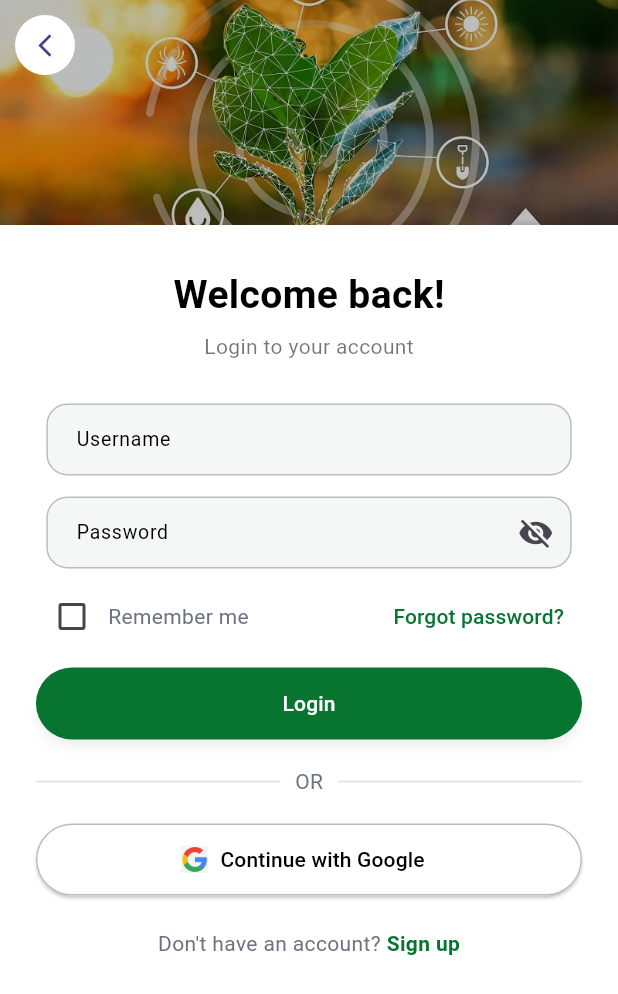
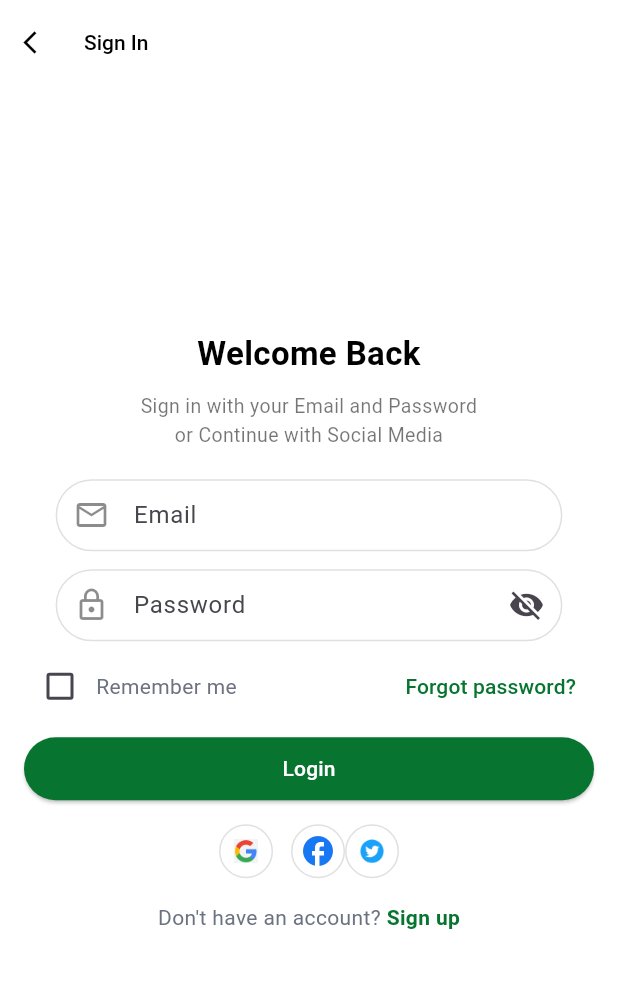
Before and after one commit to nykendelpitiya/GrowWise-mobile-app, a Flutter app: the LoginScreen screen opened directly, on a phone screen of 412 x 824 dp. Shown: the top 994 px of the screen. Run offline on Flutter 3.47's test engine with Material 3 defaults, Android fonts, the phone set to English and light mode, and no system bars.

Commit message:
Add auth screens UI updates

```diff
--- a/lib/features/auth/presentation/login_screen.dart
+++ b/lib/features/auth/presentation/login_screen.dart
@@ -1,5 +1,6 @@
 import 'package:flutter/material.dart';
 import 'package:growwise_mobile_app/core/constants/app_colors.dart';
+import 'package:growwise_mobile_app/features/onboarding/presentation/onboarding_screen.dart';
 import 'package:growwise_mobile_app/features/auth/presentation/register_screen.dart';
 
 class LoginScreen extends StatefulWidget {
@@ -10,7 +11,7 @@ class LoginScreen extends StatefulWidget {
 }
 
 class _LoginScreenState extends State<LoginScreen> {
-  final usernameController = TextEditingController();
+  final emailController = TextEditingController();
   final passwordController = TextEditingController();
 
   bool obscurePassword = true;
@@ -20,9 +21,13 @@ class _LoginScreenState extends State<LoginScreen> {
   void login() async {
     FocusScope.of(context).unfocus();
 
-    if (usernameController.text.isEmpty ||
-        passwordController.text.isEmpty) {
-      _showError("Please enter username and password");
+    if (emailController.text.isEmpty || passwordController.text.isEmpty) {
+      _showError("Please enter email and password");
+      return;
+    }
+
+    if (!emailController.text.contains("@")) {
+      _showError("Please enter a valid email");
       return;
     }
 
@@ -30,10 +35,10 @@ class _LoginScreenState extends State<LoginScreen> {
 
     await Future.delayed(const Duration(seconds: 2));
 
-    if (usernameController.text != "testuser" ||
+    if (emailController.text != "testuser@example.com" ||
         passwordController.text != "Test@123") {
       setState(() => isLoading = false);
-      _showError("Invalid username or password");
+      _showError("Invalid email or password");
       return;
     }
 
@@ -55,87 +60,101 @@ class _LoginScreenState extends State<LoginScreen> {
     return Scaffold(
       resizeToAvoidBottomInset: true,
       backgroundColor: Colors.white,
-      body: SafeArea(
-        child: SingleChildScrollView(
-          padding: EdgeInsets.only(
-            bottom: MediaQuery.of(context).viewInsets.bottom,
+
+      /// ✅ UPDATED APPBAR
+      appBar: AppBar(
+        backgroundColor: Colors.white,
+        elevation: 0,
+        leadingWidth: 40,
+        leading: IconButton(
+          icon: const Icon(
+            Icons.arrow_back_ios_new,
+            size: 18,
+            color: Colors.black,
           ),
-          child: Column(
-            children: [
-
-              /// IMAGE
-              SizedBox(
-                height: 150,
-                width: double.infinity,
-                child: Stack(
-                  fit: StackFit.expand,
-                  children: [
-                    Image.asset(
-                      "assets/images/auth-img.png",
-                      fit: BoxFit.cover,
+          onPressed: () {
+            Navigator.pushReplacement(
+              context,
+              MaterialPageRoute(
+                builder: (_) => const OnboardingScreen(initialPage: 2),
               ),
-                    Container(color: Colors.black.withOpacity(0.25)),
-
-                    Positioned(
-                      top: 10,
-                      left: 10,
-                      child: CircleAvatar(
-                        backgroundColor: Colors.white,
-                        child: IconButton(
-                          icon: const Icon(Icons.arrow_back_ios_new, size: 18),
-                          onPressed: () => Navigator.pop(context),
+            );
+          },
+        ),
+        title: const Text(
+          "Sign In",
+          style: TextStyle(
+            fontSize: 14,
+            fontWeight: FontWeight.w500,
+            color: Colors.black,
           ),
         ),
-                    ),
-                  ],
-                ),
+        centerTitle: false,
       ),
 
+      body: SafeArea(
+        child: LayoutBuilder(
+          builder: (context, constraints) {
+            return SingleChildScrollView(
+              padding: EdgeInsets.fromLTRB(
+                16,
+                16,
+                16,
+                MediaQuery.of(context).viewInsets.bottom + 16,
+              ),
+              child: ConstrainedBox(
+                constraints: BoxConstraints(minHeight: constraints.maxHeight),
+                child: Center(
+                  child: ConstrainedBox(
+                    constraints: const BoxConstraints(maxWidth: 420),
 
-              Container(
-                width: double.infinity,
-                padding: const EdgeInsets.symmetric(vertical: 28),
-                decoration: const BoxDecoration(
-                  color: Colors.white,
-                  borderRadius: BorderRadius.vertical(top: Radius.circular(30)),
-                ),
+                    /// ✅ MOVE UP LITTLE
+                    child: Transform.translate(
+                      offset: const Offset(0, -35),
+
                       child: Column(
+                        mainAxisAlignment: MainAxisAlignment.center,
                         children: [
-
                           const Text(
-                      "Welcome back!",
+                            "Welcome Back",
+                            textAlign: TextAlign.center,
                             style: TextStyle(
-                        fontSize: 26,
+                              fontSize: 22,
                               fontWeight: FontWeight.bold,
                               color: Colors.black,
                             ),
                           ),
 
-                    const SizedBox(height: 6),
+                          const SizedBox(height: 10),
 
                           const Text(
-                      "Login to your account",
-                      style: TextStyle(color: Colors.black54),
+                            "Sign in with your Email and Password\nor Continue with Social Media",
+                            textAlign: TextAlign.center,
+                            style: TextStyle(
+                              color: Colors.black54,
+                              fontSize: 13,
+                            ),
                           ),
 
-                    const SizedBox(height: 28),
+                          const SizedBox(height: 20),
 
-                    Padding(
-                      padding: const EdgeInsets.symmetric(horizontal: 24), // 👈 reduced padding
-                      child: Column(
-                        children: [
+                          _field(
+                            "Email",
+                            controller: emailController,
+                            keyboardType: TextInputType.emailAddress,
+                            icon: Icons.email_outlined,
+                          ),
 
-                          _field("Username", controller: usernameController),
-
-                          const SizedBox(height: 14),
+                          const SizedBox(height: 12),
 
                           _field(
                             "Password",
                             controller: passwordController,
                             isPassword: true,
+                            icon: Icons.lock_outline,
                           ),
 
-                          const SizedBox(height: 8),
+                          const SizedBox(height: 6),
 
                           Row(
                             children: [
@@ -160,75 +179,62 @@ class _LoginScreenState extends State<LoginScreen> {
 
                           const SizedBox(height: 10),
 
-
                           SizedBox(
                             width: double.infinity,
-                            height: 48,
+                            height: 42,
                             child: ElevatedButton(
                               onPressed: isLoading ? null : login,
                               style: ElevatedButton.styleFrom(
                                 backgroundColor: AppColors.primary,
-                                elevation: 3,
-                                shadowColor: Colors.black26,
                                 shape: RoundedRectangleBorder(
                                   borderRadius: BorderRadius.circular(30),
                                 ),
-                              ).copyWith(
-                                overlayColor: MaterialStateProperty.all(
-                                  Colors.white.withOpacity(0.1),
-                                ),
                               ),
                               child: isLoading
-                                  ? const CircularProgressIndicator(color: Colors.white)
+                                  ? const SizedBox(
+                                      height: 16,
+                                      width: 16,
+                                      child: CircularProgressIndicator(
+                                        strokeWidth: 2,
+                                        color: Colors.white,
+                                      ),
+                                    )
                                   : const Text("Login"),
                             ),
                           ),
 
-                          const SizedBox(height: 18),
+                          const SizedBox(height: 16),
 
-
+                          /// SOCIAL ICONS (keep/remove oyata oni nam kiyanna)
                           Row(
+                            mainAxisAlignment: MainAxisAlignment.center,
                             children: [
-                              Expanded(child: Divider(color: Colors.grey.shade300)),
-                              const Padding(
-                                padding: EdgeInsets.symmetric(horizontal: 10),
-                                child: Text("OR"),
+                              _socialIcon(
+                                child: Image.asset(
+                                  "assets/icons/google.png",
+                                  height: 16,
                                 ),
-                              Expanded(child: Divider(color: Colors.grey.shade300)),
+                                onTap: () {},
+                              ),
+                              const SizedBox(width: 12),
+                              _socialIcon(
+                                child: const Icon(
+                                  Icons.facebook,
+                                  color: Color(0xFF1877F2),
+                                ),
+                                onTap: () {},
+                              ),
+                              _socialIcon(
+                                child: Image.asset(
+                                  "assets/icons/twitter.png",
+                                  height: 16,
+                              ),
+                              onTap: () {},
+                              ),
                             ],
                           ),
 
-                          const SizedBox(height: 18),
-
-
-                          SizedBox(
-                            width: double.infinity,
-                            height: 48,
-                            child: Material(
-                              elevation: 1,
-                              borderRadius: BorderRadius.circular(30),
-                              child: OutlinedButton.icon(
-                                onPressed: () {},
-                                style: OutlinedButton.styleFrom(
-                                  backgroundColor: Colors.white,
-                                  side: BorderSide(color: Colors.grey.shade400),
-                                  shape: RoundedRectangleBorder(
-                                    borderRadius: BorderRadius.circular(30),
-                                  ),
-                                ),
-                                icon: Image.asset(
-                                  "assets/icons/google.png",
-                                  height: 18,
-                                ),
-                                label: const Text(
-                                  "Continue with Google",
-                                  style: TextStyle(color: Colors.black),
-                                ),
-                              ),
-                            ),
-                          ),
-
-                          const SizedBox(height: 22),
+                          const SizedBox(height: 16),
 
                           Row(
                             mainAxisAlignment: MainAxisAlignment.center,
@@ -256,63 +262,49 @@ class _LoginScreenState extends State<LoginScreen> {
                         ],
                       ),
                     ),
-                  ],
                   ),
                 ),
-            ],
               ),
+            );
+          },
         ),
       ),
     );
   }
 
-
-  Widget _field(String label,
-      {required TextEditingController controller, bool isPassword = false}) {
-    return Center(
-      child: SizedBox(
-        width: MediaQuery.of(context).size.width * 0.85,
+  Widget _field(
+    String label, {
+    required TextEditingController controller,
+    bool isPassword = false,
+    TextInputType keyboardType = TextInputType.text,
+    IconData? icon,
+  }) {
+    return SizedBox(
+      width: MediaQuery.of(context).size.width * 0.82,
       child: TextField(
         controller: controller,
+        keyboardType: keyboardType,
         obscureText: isPassword ? obscurePassword : false,
-          style: const TextStyle(
-            color: Colors.black,
-            fontSize: 14,
-          ),
+        style: const TextStyle(color: Colors.black, fontSize: 14),
         decoration: InputDecoration(
           labelText: label,
-            labelStyle: const TextStyle(
-              color: Colors.black,
-              fontSize: 13,
-            ),
-            floatingLabelStyle: const TextStyle(
-              color: Colors.black,
-              fontWeight: FontWeight.w600,
-              fontSize: 13,
-            ),
+          prefixIcon: icon == null ? null : Icon(icon, color: Colors.black45),
           filled: true,
-            fillColor: const Color(0xFFF4F7F6),
-            contentPadding: const EdgeInsets.symmetric(
-              horizontal: 16,
-              vertical: 12,
-            ),
+          fillColor: Colors.white,
+          contentPadding:
+              const EdgeInsets.symmetric(horizontal: 16, vertical: 10),
           enabledBorder: OutlineInputBorder(
-              borderRadius: BorderRadius.circular(14),
-              borderSide: BorderSide(color: Colors.grey.shade400),
+            borderRadius: BorderRadius.circular(26),
+            borderSide: BorderSide(color: Colors.grey.shade300),
           ),
           focusedBorder: OutlineInputBorder(
-              borderRadius: BorderRadius.circular(14),
-              borderSide: const BorderSide(
-                color: AppColors.primary,
-                width: 1.4,
-              ),
+            borderRadius: BorderRadius.circular(26),
+            borderSide: const BorderSide(color: AppColors.primary),
           ),
           suffixIcon: isPassword
               ? IconButton(
                   icon: Icon(
-                      obscurePassword
-                          ? Icons.visibility_off
-                          : Icons.visibility,
+                    obscurePassword ? Icons.visibility_off : Icons.visibility,
                   ),
                   onPressed: () {
                     setState(() => obscurePassword = !obscurePassword);
@@ -321,6 +313,22 @@ class _LoginScreenState extends State<LoginScreen> {
               : null,
         ),
       ),
+    );
+  }
+
+  Widget _socialIcon({required Widget child, required VoidCallback onTap}) {
+    return InkWell(
+      borderRadius: BorderRadius.circular(20),
+      onTap: onTap,
+      child: Ink(
+        height: 36,
+        width: 36,
+        decoration: BoxDecoration(
+          color: Colors.white,
+          borderRadius: BorderRadius.circular(18),
+          border: Border.all(color: Colors.grey.shade300),
+        ),
+        child: Center(child: child),
       ),
     );
   }
--- a/pubspec.yaml
+++ b/pubspec.yaml
@@ -35,9 +35,10 @@ flutter:
   - assets/images/growwise_logo.png
   - assets/images/onboarding1.png
   - assets/images/onboarding2.png
-  - assets/images/auth-img.png
+
 
   - assets/icons/crop.png
   - assets/icons/care.png
   - assets/icons/disease.png
   - assets/icons/google.png
+  - assets/icons/twitter.png
```
Also changed, not shown: lib/features/auth/presentation/register_screen.dart (+83 -134 lines), lib/features/onboarding/presentation/onboarding_screen.dart (+15 -15 lines), assets/icons/twitter.png (added), assets/images/auth-img.png (deleted). Lines whose indentation alone changed are shown as unchanged.
